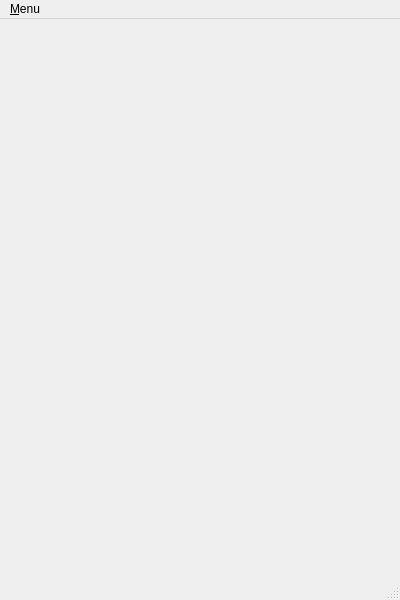
Above: FiveOfRuler/TechnicianWindow.ui from simneol/JuDeP before the change. Below: the same form after it.
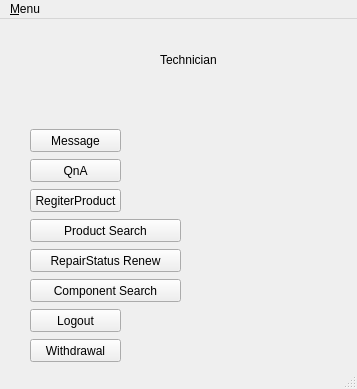
That is the form after the change.

Patch:
```diff
--- a/FiveOfRuler/TechnicianWindow.ui
+++ b/FiveOfRuler/TechnicianWindow.ui
@@ -6,21 +6,139 @@
    <rect>
     <x>0</x>
     <y>0</y>
-    <width>400</width>
-    <height>600</height>
+    <width>357</width>
+    <height>389</height>
    </rect>
   </property>
   <property name="windowTitle">
    <string>FiveOfRuler (Technician)</string>
   </property>
-  <widget class="QWidget" name="centralwidget"/>
+  <widget class="QWidget" name="centralwidget">
+   <widget class="QLabel" name="label">
+    <property name="geometry">
+     <rect>
+      <x>160</x>
+      <y>30</y>
+      <width>111</width>
+      <height>21</height>
+     </rect>
+    </property>
+    <property name="text">
+     <string>Technician</string>
+    </property>
+   </widget>
+   <widget class="QPushButton" name="RegiterProduct">
+    <property name="geometry">
+     <rect>
+      <x>30</x>
+      <y>170</y>
+      <width>91</width>
+      <height>23</height>
+     </rect>
+    </property>
+    <property name="text">
+     <string>RegiterProduct</string>
+    </property>
+   </widget>
+   <widget class="QPushButton" name="RepairStatusrenew">
+    <property name="geometry">
+     <rect>
+      <x>30</x>
+      <y>230</y>
+      <width>151</width>
+      <height>23</height>
+     </rect>
+    </property>
+    <property name="text">
+     <string>RepairStatus Renew</string>
+    </property>
+   </widget>
+   <widget class="QPushButton" name="message">
+    <property name="geometry">
+     <rect>
+      <x>30</x>
+      <y>110</y>
+      <width>91</width>
+      <height>23</height>
+     </rect>
+    </property>
+    <property name="text">
+     <string>Message</string>
+    </property>
+   </widget>
+   <widget class="QPushButton" name="productSearch">
+    <property name="geometry">
+     <rect>
+      <x>30</x>
+      <y>200</y>
+      <width>151</width>
+      <height>23</height>
+     </rect>
+    </property>
+    <property name="text">
+     <string>Product Search</string>
+    </property>
+   </widget>
+   <widget class="QPushButton" name="QnA">
+    <property name="geometry">
+     <rect>
+      <x>30</x>
+      <y>140</y>
+      <width>91</width>
+      <height>23</height>
+     </rect>
+    </property>
+    <property name="text">
+     <string>QnA</string>
+    </property>
+   </widget>
+   <widget class="QPushButton" name="logout">
+    <property name="geometry">
+     <rect>
+      <x>30</x>
+      <y>290</y>
+      <width>91</width>
+      <height>23</height>
+     </rect>
+    </property>
+    <property name="text">
+     <string>Logout</string>
+    </property>
+   </widget>
+   <widget class="QPushButton" name="Withdrawal">
+    <property name="geometry">
+     <rect>
+      <x>30</x>
+      <y>320</y>
+      <width>91</width>
+      <height>23</height>
+     </rect>
+    </property>
+    <property name="text">
+     <string>Withdrawal</string>
+    </property>
+   </widget>
+   <widget class="QPushButton" name="compoSearch">
+    <property name="geometry">
+     <rect>
+      <x>30</x>
+      <y>260</y>
+      <width>151</width>
+      <height>23</height>
+     </rect>
+    </property>
+    <property name="text">
+     <string>Component Search</string>
+    </property>
+   </widget>
+  </widget>
   <widget class="QMenuBar" name="menubar">
    <property name="geometry">
     <rect>
      <x>0</x>
      <y>0</y>
-     <width>400</width>
-     <height>31</height>
+     <width>357</width>
+     <height>21</height>
     </rect>
    </property>
    <widget class="QMenu" name="menu_Menu">
```
Left out of the diff: 2 changed lines with no effect on the pictures.
